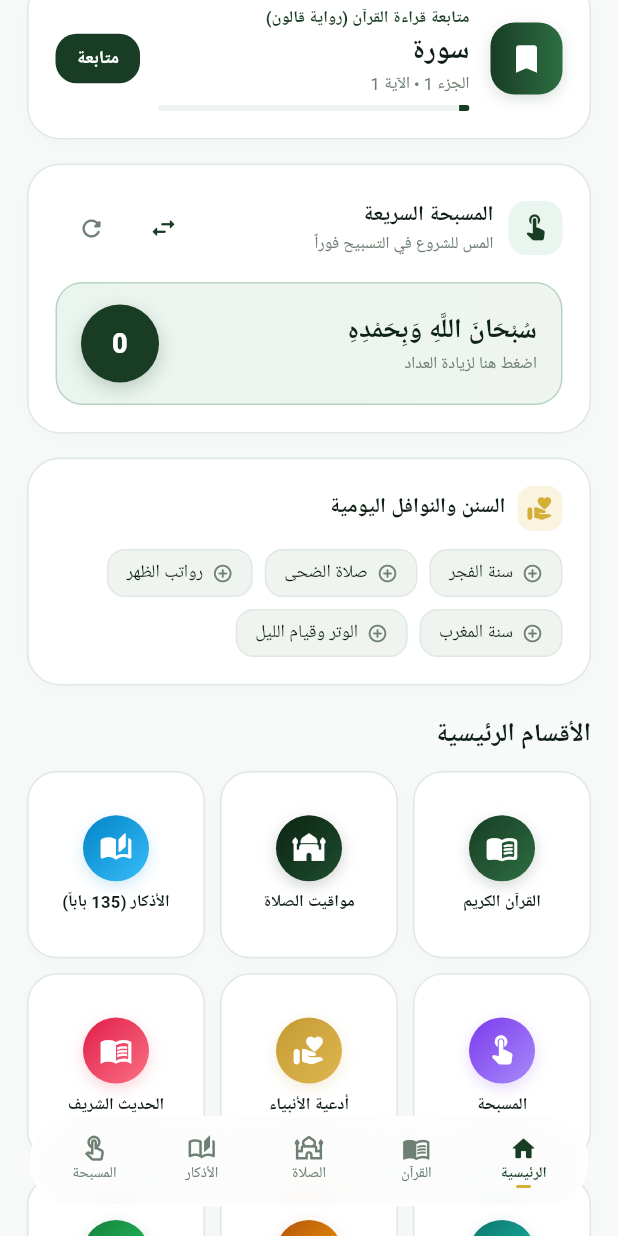
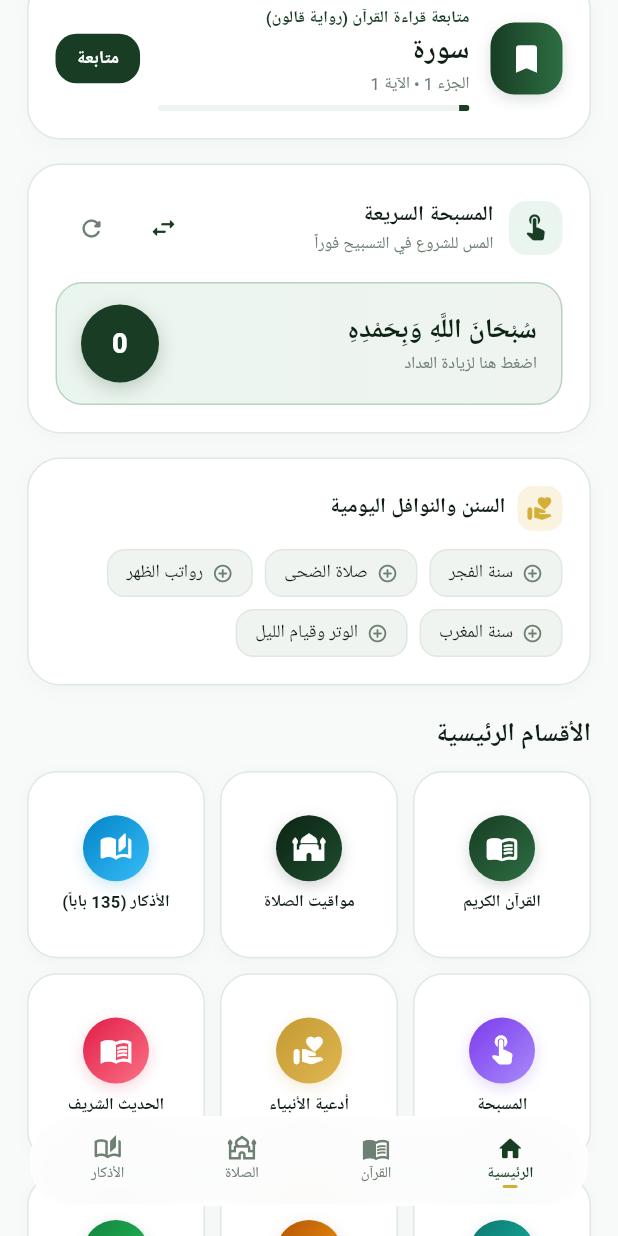
Before and after one commit to muadkhalidalsadiq-maker/taybah, a Flutter app: the TaybahDashboard screen opened directly, scrolled down 576 dp, on a phone screen of 412 x 824 dp. Run offline on Flutter 3.47's test engine with Material 3 defaults, Android fonts, the phone set to English and light mode, and no system bars; our stand-ins replace flutter_local_notifications, geolocator, google_fonts, just_audio, shared_preferences, sqflite; accounts and stored records are empty; network calls fail; Roboto replaces fonts that are missing (Amiri, Cairo).

Commit message:
🗑️ Remove Tasbeeh tab from navigation

```diff
--- a/lib/presentation/home_dashboard.dart
+++ b/lib/presentation/home_dashboard.dart
@@ -16,7 +16,7 @@ import 'qibla_screen.dart';
 import 'quran_screen.dart';
 import 'ruqyah_screen.dart';
 import 'settings_screen.dart';
-import 'tasbeeh_screen.dart';
+
 import 'widgets/city_picker_sheet.dart';
 
 class TaybahDashboard extends StatefulWidget {
@@ -60,7 +60,6 @@ class TaybahDashboardState extends State<TaybahDashboard> {
       const QuranScreen(),
       const PrayerScreen(),
       const AdhkarScreen(),
-      const TasbeehScreen(),
     ];
 
     return Scaffold(
@@ -108,11 +107,6 @@ class TaybahDashboardState extends State<TaybahDashboard> {
         'label': 'الأذكار',
         'icon': Icons.auto_stories_rounded,
         'unselected': Icons.auto_stories_outlined,
-      },
-      {
-        'label': 'المسبحة',
-        'icon': Icons.touch_app_rounded,
-        'unselected': Icons.touch_app_outlined,
       },
     ];
 
```
